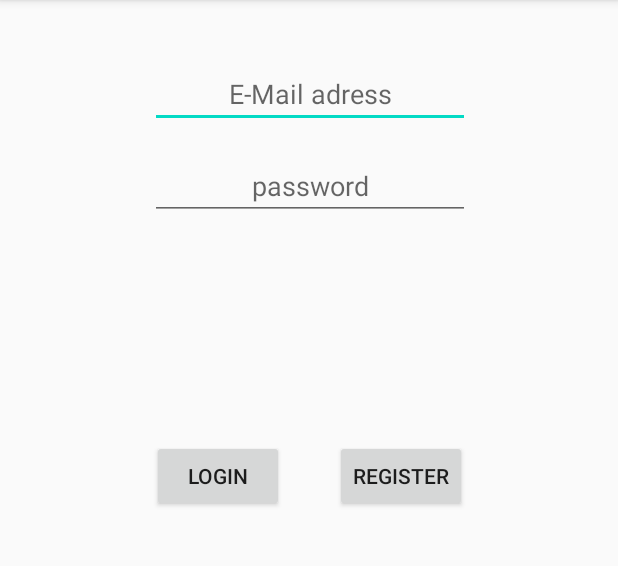
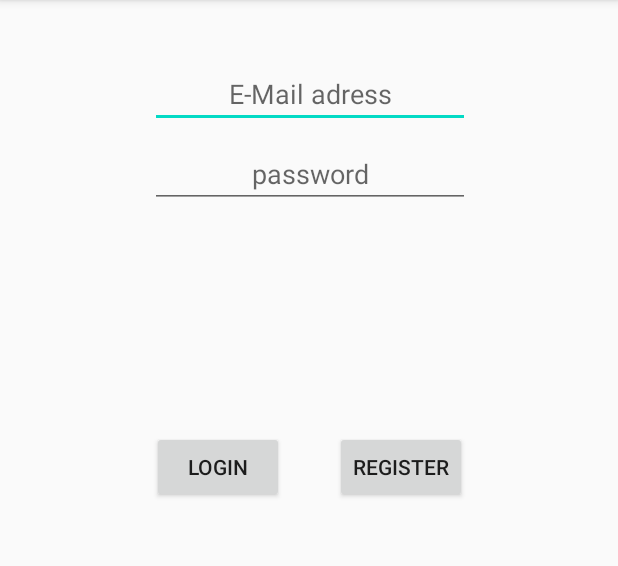
Before and after one commit to J3nsRicht3r/ProjektAndroid, an Android app: the screen it shows after launch (LoginActivity), on a phone screen of 412 x 824 dp, the part 84-650 px from its top. Run offline under Robolectric (Android 15) with nearby library versions, the phone set to English and light mode, and no system bars; our stand-ins replace Firebase (no records; nobody signed in at launch, a user with empty details on screens opened directly); 1 statement that could not run was skipped.

Commit message:
add home activity

```diff
--- a/app/src/main/AndroidManifest.xml
+++ b/app/src/main/AndroidManifest.xml
@@ -9,6 +9,7 @@
         android:roundIcon="@mipmap/ic_launcher_round"
         android:supportsRtl="true"
         android:theme="@style/AppTheme">
+        <activity android:name=".HomeActivity"></activity>
         <activity android:name=".LoginActivity">
             <intent-filter>
                 <action android:name="android.intent.action.MAIN" />
--- a/app/src/main/res/layout/activity_login.xml
+++ b/app/src/main/res/layout/activity_login.xml
@@ -25,7 +25,7 @@
         android:id="@+id/et_password"
         android:layout_width="wrap_content"
         android:layout_height="wrap_content"
-        android:layout_marginTop="16dp"
+        android:layout_marginTop="8dp"
         android:ems="10"
         android:hint="@string/password"
         android:importantForAutofill="no"
```
Also changed, not shown: app/src/main/java/de/richter/projekt/HomeActivity.kt (added, +11 -0 lines), app/src/main/res/layout/activity_home.xml (added, +8 -0 lines).
